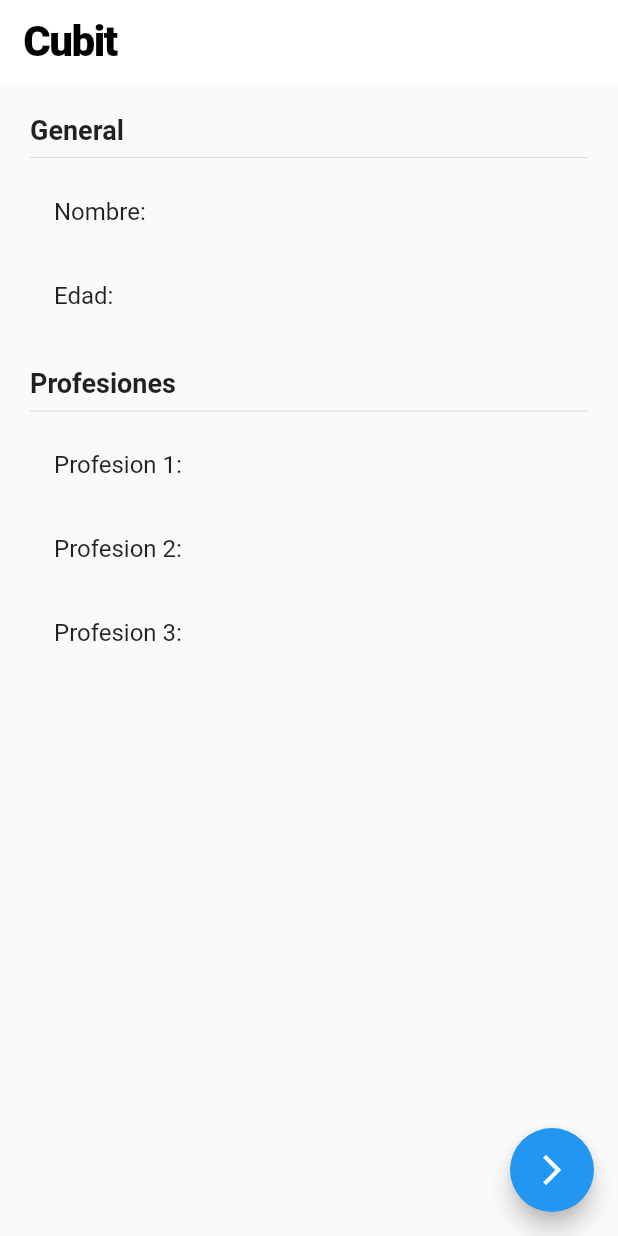
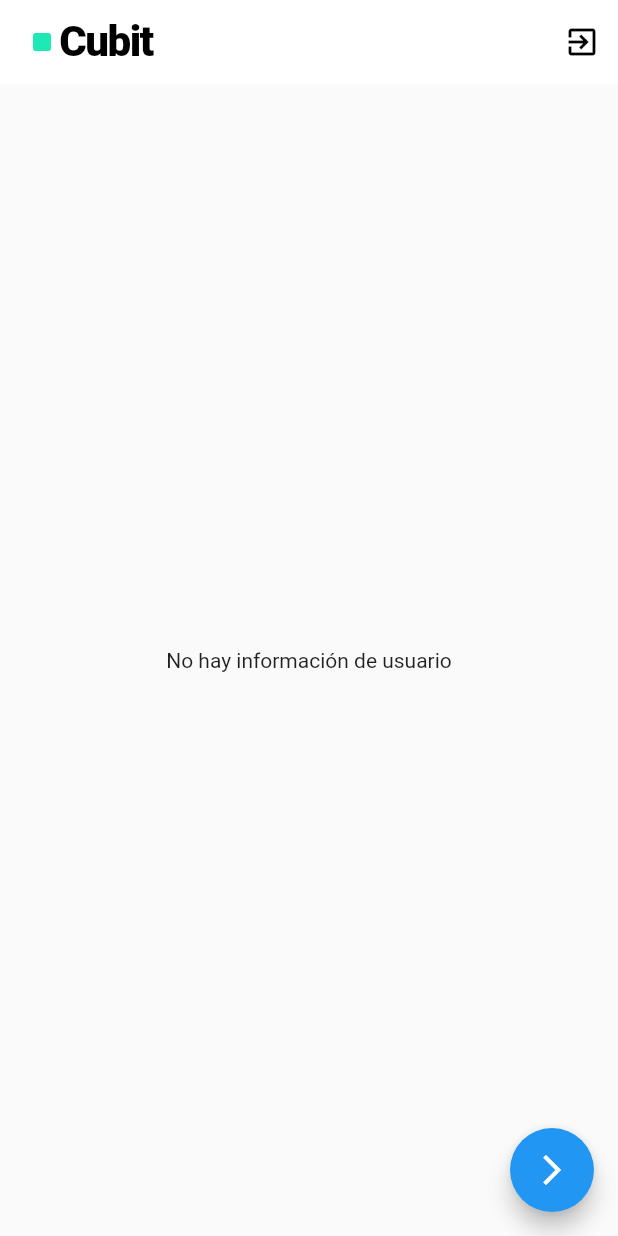
Before and after one commit to mpadfi/flutter-estados, a Flutter app: the screen it shows after launch, on a phone screen of 412 x 824 dp. Run offline on Flutter 3.47's test engine with Material 2 defaults, Android fonts, the phone set to English and light mode, and no system bars; our stand-ins replace flutter_bloc.

Commit message:
Flutter Cubit Listo

```diff
--- /dev/null
+++ b/lib/bloc/usuario/usuario_cubit.dart
@@ -0,0 +1,37 @@
+import 'package:estados/models/usuario.dart';
+import 'package:flutter_bloc/flutter_bloc.dart';
+import 'package:meta/meta.dart';
+
+part 'usuario_state.dart';
+
+class UsuarioCubit extends Cubit<UsuarioState> {
+  UsuarioCubit() : super(UsuarioInitial());
+
+  void seleccionarUsuario(Usuario user) {
+    emit(UsuarioActivo(user));
+  }
+
+  void cambiarEdad(int edad) {
+    final currentState = state;
+    if (currentState is UsuarioActivo) {
+      final newUser = currentState.usuario.copyWith(edad: 30);
+      emit(UsuarioActivo(newUser));
+    }
+  }
+
+  void agregarProfesion() {
+    final currentState = state;
+    if (currentState is UsuarioActivo) {
+      final newProfesiones = [
+        ...currentState.usuario.profesiones,
+        'Profesion ${currentState.usuario.profesiones.length + 1}',
+      ];
+      final newUser = currentState.usuario.copyWith(profesiones: newProfesiones);
+      emit(UsuarioActivo(newUser));
+    }
+  }
+
+  void borrarUsuario() {
+    emit(UsuarioInitial());
+  }
+}
--- /dev/null
+++ b/lib/bloc/usuario/usuario_state.dart
@@ -0,0 +1,21 @@
+part of 'usuario_cubit.dart';
+
+@immutable
+abstract class UsuarioState {}
+
+class UsuarioInitial extends UsuarioState {
+  //
+  final existeUsuario = false;
+
+  // @override
+  // String toString() {
+  //   return 'UsuarioInicial: existeUsuario: false';
+  // }
+}
+
+class UsuarioActivo extends UsuarioState {
+  final existeUsuario = true;
+  final Usuario usuario;
+
+  UsuarioActivo(this.usuario);
+}
--- a/lib/main.dart
+++ b/lib/main.dart
@@ -1,15 +1,14 @@
+import 'package:estados/bloc/usuario/usuario_cubit.dart';
 import 'package:flutter/material.dart';
-import 'package:provider/provider.dart';
 
-import 'package:estados/services/usuario_service.dart';
 import 'package:estados/pages/page1.dart';
 import 'package:estados/pages/page2.dart';
+import 'package:flutter_bloc/flutter_bloc.dart';
 
 void main() {
-  runApp(MultiProvider(
-    providers: [ChangeNotifierProvider(create: (_) => UsuarioService())],
-    child: const MyApp(),
-  ));
+  runApp(
+    const MyApp(),
+  );
 }
 
 class MyApp extends StatelessWidget {
@@ -17,7 +16,13 @@ class MyApp extends StatelessWidget {
 
   @override
   Widget build(BuildContext context) {
-    return MaterialApp(
+    return MultiBlocProvider(
+      providers: [
+        BlocProvider(
+          create: (_) => UsuarioCubit(),
+        )
+      ],
+      child: MaterialApp(
         debugShowCheckedModeBanner: false,
         title: 'Material App',
         initialRoute: 'page1',
@@ -25,6 +30,7 @@ class MyApp extends StatelessWidget {
           'page1': (_) => Page1Page(),
           'page2': (_) => Page2Page(),
         },
+      ),
     );
   }
 }
--- a/lib/models/usuario.dart
+++ b/lib/models/usuario.dart
@@ -1,11 +1,22 @@
 class Usuario {
-  String nombre;
-  int? edad;
-  List<String>? profesiones;
+  final String nombre;
+  final int edad;
+  final List<String> profesiones;
 
   Usuario({
     required this.nombre,
-    this.edad,
-    this.profesiones,
+    required this.edad,
+    required this.profesiones,
   });
+
+  Usuario copyWith({
+    String? nombre,
+    int? edad,
+    List<String>? profesiones,
+  }) =>
+      Usuario(
+        nombre: nombre ?? this.nombre,
+        edad: edad ?? this.edad,
+        profesiones: profesiones ?? this.profesiones,
+      );
 }
--- a/lib/pages/page1.dart
+++ b/lib/pages/page1.dart
@@ -1,23 +1,42 @@
+import 'package:estados/bloc/usuario/usuario_cubit.dart';
+import 'package:estados/models/usuario.dart';
 import 'package:flutter/material.dart';
+import 'package:flutter_bloc/flutter_bloc.dart';
 
 class Page1Page extends StatelessWidget {
   @override
   Widget build(BuildContext context) {
     return Scaffold(
       appBar: AppBar(
-        title: const Text('Cubit',
+        title: Row(
+          children: [
+            Icon(Icons.stop_rounded, color: Colors.tealAccent[400]),
+            const Text('Cubit',
                 style: TextStyle(
                   color: Colors.black,
                   fontSize: 28,
                   fontWeight: FontWeight.w900,
                   letterSpacing: -1,
                 )),
+          ],
+        ),
         backgroundColor: Colors.white,
         elevation: 0,
         centerTitle: false,
         leadingWidth: 0,
+        actions: [
+          IconButton(
+            icon: const Icon(
+              Icons.exit_to_app,
+              color: Colors.black,
             ),
-      body: const InformacionUsuario(),
+            onPressed: () {
+              context.read<UsuarioCubit>().borrarUsuario();
+            },
+          )
+        ],
+      ),
+      body: const BodyScaffold(),
       floatingActionButton: FloatingActionButton(
         onPressed: () => Navigator.pushNamed(context, 'page2'),
         child: const Icon(Icons.arrow_forward_ios),
@@ -26,8 +45,42 @@ class Page1Page extends StatelessWidget {
   }
 }
 
+class BodyScaffold extends StatelessWidget {
+  const BodyScaffold({
+    Key? key,
+  }) : super(key: key);
+
+  @override
+  Widget build(BuildContext context) {
+    return BlocBuilder<UsuarioCubit, UsuarioState>(
+      builder: (_, state) {
+        switch (state.runtimeType) {
+          case UsuarioInitial:
+            return const Center(child: Text('No hay información de usuario'));
+
+          case UsuarioActivo:
+            return InformacionUsuario((state as UsuarioActivo).usuario);
+
+          default:
+            return const Center(child: Text('Estado no reconocido'));
+        }
+
+        // if (state is UsuarioInitial) {
+        //   return const Center(child: Text('No hay información de usuario'));
+        // } else if (state is UsuarioActivo) {
+        //   return InformacionUsuario(state.usuario);
+        // } else {
+        //   return const Center(child: Text('Estado no reconocido'));
+        // }
+      },
+    );
+  }
+}
+
 class InformacionUsuario extends StatelessWidget {
-  const InformacionUsuario({super.key});
+  //
+  final Usuario usuario;
+  const InformacionUsuario(this.usuario);
 
   @override
   Widget build(BuildContext context) {
@@ -37,19 +90,17 @@ class InformacionUsuario extends StatelessWidget {
         padding: const EdgeInsets.all(20.0),
         child: Column(
           crossAxisAlignment: CrossAxisAlignment.start,
-          children: const [
-            Text('General', style: TextStyle(fontSize: 18, fontWeight: FontWeight.bold)),
-            Divider(),
-            ListTile(title: Text('Nombre: ')),
-            ListTile(title: Text('Edad: ')),
-            SizedBox(
+          children: [
+            const Text('General', style: TextStyle(fontSize: 18, fontWeight: FontWeight.bold)),
+            const Divider(),
+            ListTile(title: Text('Nombre: ${usuario.nombre} ')),
+            ListTile(title: Text('Edad: ${usuario.edad}')),
+            const SizedBox(
               height: 20,
             ),
-            Text('Profesiones', style: TextStyle(fontSize: 18, fontWeight: FontWeight.bold)),
-            Divider(),
-            ListTile(title: Text('Profesion 1: ')),
-            ListTile(title: Text('Profesion 2: ')),
-            ListTile(title: Text('Profesion 3: ')),
+            const Text('Profesiones', style: TextStyle(fontSize: 18, fontWeight: FontWeight.bold)),
+            const Divider(),
+            ...usuario.profesiones.map((profesion) => ListTile(title: Text(profesion))).toList()
           ],
         ));
   }
--- a/lib/pages/page2.dart
+++ b/lib/pages/page2.dart
@@ -1,10 +1,13 @@
+import 'package:estados/bloc/usuario/usuario_cubit.dart';
 import 'package:estados/models/usuario.dart';
 import 'package:flutter/material.dart';
-import 'package:provider/provider.dart';
+import 'package:flutter_bloc/flutter_bloc.dart';
 
 class Page2Page extends StatelessWidget {
   @override
   Widget build(BuildContext context) {
+    final usuarioCubit = context.read<UsuarioCubit>();
+
     return Scaffold(
       appBar: AppBar(
         title: const Text(
@@ -20,16 +23,23 @@ class Page2Page extends StatelessWidget {
           mainAxisAlignment: MainAxisAlignment.center,
           children: [
             _Boton(
-              () {},
+              () {
+                final newUser = Usuario(nombre: 'Manuel Polaina', edad: 41, profesiones: ['Ninja Developer', 'Designer']);
+                usuarioCubit.seleccionarUsuario(newUser);
+              },
               'Establecer Usuario',
             ),
             const SizedBox(height: 10),
             _Boton(
-              () {},
+              () {
+                usuarioCubit.cambiarEdad(30);
+              },
               'Cambiar Edad',
             ),
             const SizedBox(height: 10),
-            _Boton(() {}, 'Añadir Profesión'),
+            _Boton(() {
+              usuarioCubit.agregarProfesion();
+            }, 'Añadir Profesión'),
           ],
         ),
       ),
```
Also changed, not shown: pubspec.yaml (+6 -16 lines), pubspec.lock. Lines whose indentation alone changed are shown as unchanged.
